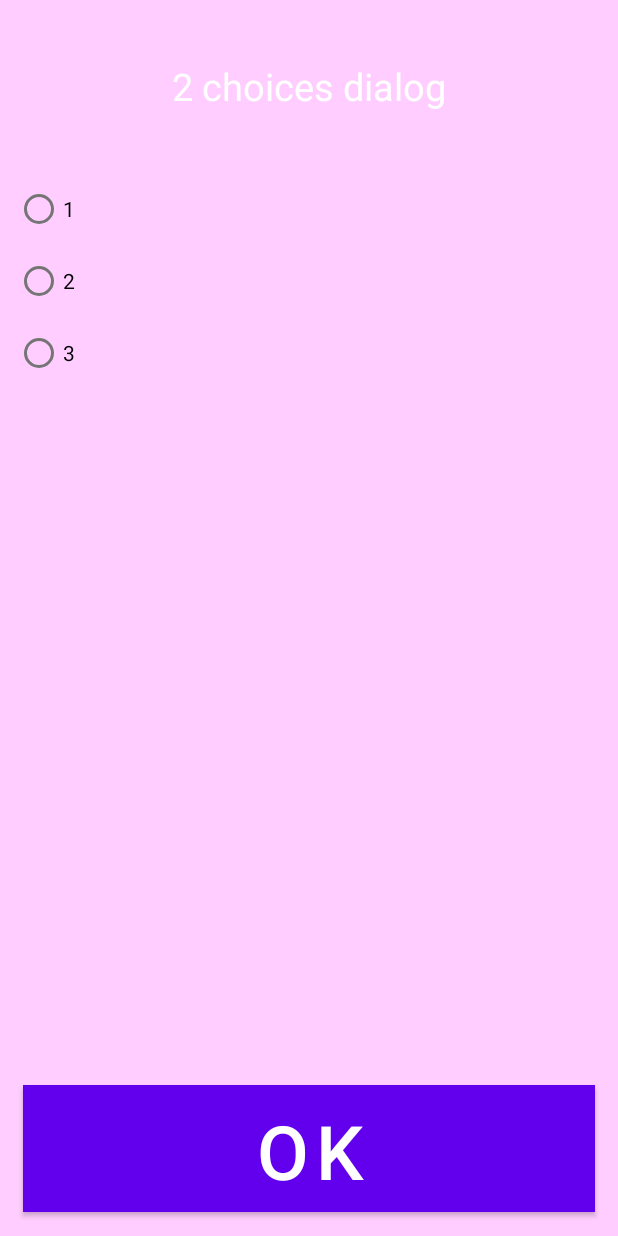
After one commit to aDamian88/quizler, an Android app: the layout quizler_dialog_three_choices.xml on its own in the app's theme, with its tools: preview values and no code run, on a phone screen of 412 x 824 dp. The commit adds this screen. Run offline under Robolectric (Android 15) with nearby library versions, the phone set to English and light mode, and no system bars.

Commit message:
feat: creation of new dialog with three choices.

```diff
--- a/app/src/main/java/com/adamian/quizler/CustomDialog.kt
+++ b/app/src/main/java/com/adamian/quizler/CustomDialog.kt
@@ -39,6 +39,32 @@ class CustomDialog(context: Context) : Dialog(context) {
             }
         }
 
+        fun threeChoices(context: Context, choiceOne: String, choiceTwo: String, choiceThree: String) {
+            val dialog = Dialog(context, style.Theme_Black_NoTitleBar_Fullscreen)
+            dialog.requestWindowFeature(Window.FEATURE_NO_TITLE)
+            dialog.setCancelable(true)
+            dialog.setContentView(R.layout.quizler_dialog_three_choices)
+            dialog.show()
+
+            val rgChoices = dialog.findViewById<RadioGroup>(R.id.rg_choices)
+
+            val rbOne = dialog.findViewById<RadioButton>(R.id.rb_choice_one)
+            rbOne.setText(choiceOne)
+
+            val rbTwo = dialog.findViewById<RadioButton>(R.id.rb_choice_two)
+            rbTwo.setText(choiceTwo)
+
+            val rbThree = dialog.findViewById<RadioButton>(R.id.rb_choice_three)
+            rbThree.setText(choiceThree)
+
+            val btClose = dialog.findViewById<Button>(R.id.bt_close)
+            btClose.setOnClickListener {
+                val radio: RadioButton = dialog.findViewById(rgChoices.checkedRadioButtonId)
+                Log.d(TAG, "twoChoices: ${radio.text}")
+
+            }
+        }
+
 
     }
 }
--- /dev/null
+++ b/app/src/main/res/layout/quizler_dialog_three_choices.xml
@@ -0,0 +1,85 @@
+<?xml version="1.0" encoding="utf-8"?>
+<LinearLayout xmlns:android="http://schemas.android.com/apk/res/android"
+    xmlns:app="http://schemas.android.com/apk/res-auto"
+    android:layout_width="match_parent"
+    android:layout_height="match_parent"
+    android:layout_gravity="center"
+    android:background="#ffcdff"
+    android:orientation="vertical">
+
+    <TextView
+        android:id="@+id/tv_dialog_title"
+        android:layout_width="match_parent"
+        android:layout_height="0dp"
+        android:layout_weight="0.10"
+        android:layout_margin="15dp"
+        android:text="2 choices dialog"
+        android:textColor="#ffff"
+        android:gravity="center"
+        android:textSize="25sp"
+        app:layout_constraintEnd_toEndOf="parent"
+        app:layout_constraintStart_toStartOf="parent"
+        app:layout_constraintTop_toTopOf="parent" />
+
+
+    <ScrollView
+        android:id="@+id/scroll_insructions"
+        android:layout_width="match_parent"
+        android:layout_height="0dp"
+        android:layout_weight="0.70"
+        android:paddingLeft="10dp"
+        android:paddingRight="10dp"
+        app:layout_constraintEnd_toEndOf="parent"
+        app:layout_constraintStart_toStartOf="parent"
+        app:layout_constraintTop_toBottomOf="@+id/tv_dialog_title">
+
+        <androidx.appcompat.widget.LinearLayoutCompat
+            android:layout_width="match_parent"
+            android:layout_height="match_parent"
+            android:orientation="vertical">
+
+            <RadioGroup
+                android:id="@+id/rg_choices"
+                android:layout_width="match_parent"
+                android:layout_height="match_parent" >
+
+                <RadioButton
+                    android:id="@+id/rb_choice_one"
+                    android:layout_width="match_parent"
+                    android:layout_height="wrap_content"
+                    android:text="1" />
+                <RadioButton
+                    android:id="@+id/rb_choice_two"
+                    android:layout_width="match_parent"
+                    android:layout_height="wrap_content"
+                    android:text="2" />
+                <RadioButton
+                    android:id="@+id/rb_choice_three"
+                    android:layout_width="match_parent"
+                    android:layout_height="wrap_content"
+                    android:text="3" />
+            </RadioGroup>
+
+
+        </androidx.appcompat.widget.LinearLayoutCompat>
+
+    </ScrollView>
+
+    <Button
+        android:id="@+id/bt_close"
+        android:layout_width="match_parent"
+        android:layout_height="0dp"
+        android:layout_margin="15dp"
+        android:layout_weight="0.10"
+        android:layout_gravity="center_horizontal"
+        android:gravity="center_horizontal"
+        android:background="#000000"
+        android:text="OK"
+        android:textSize="50sp"
+        android:textColor="#ffffff"
+        app:layout_constraintBottom_toBottomOf="parent"
+        app:layout_constraintEnd_toEndOf="parent"
+        app:layout_constraintStart_toStartOf="parent"
+        app:layout_constraintTop_toBottomOf="@+id/scroll_insructions" />
+
+</LinearLayout>
```
